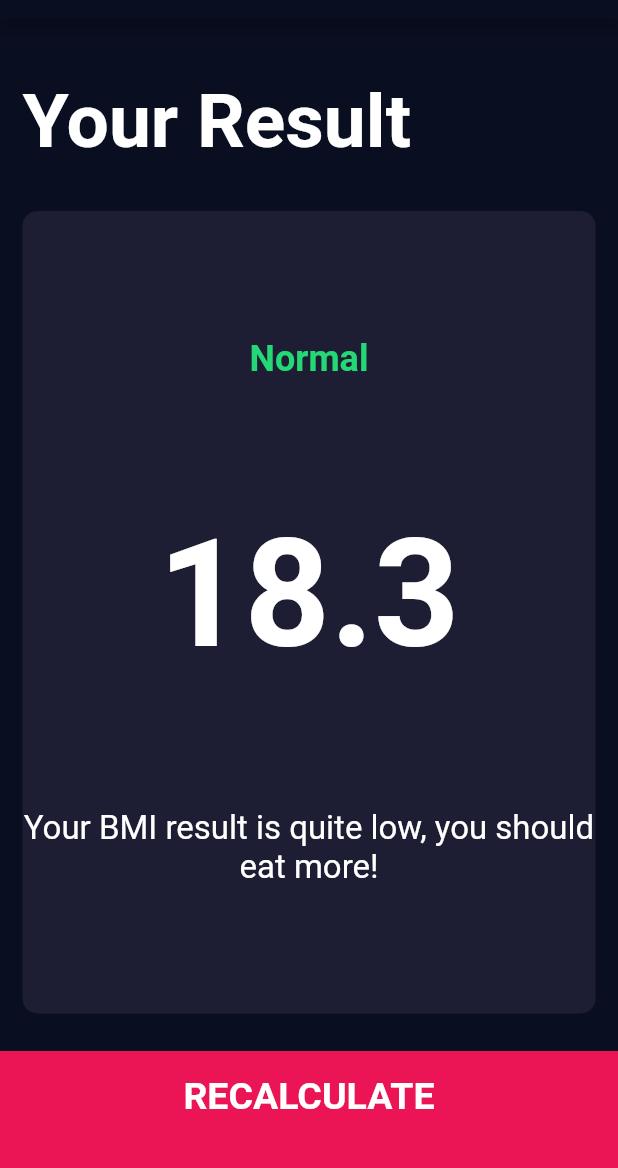
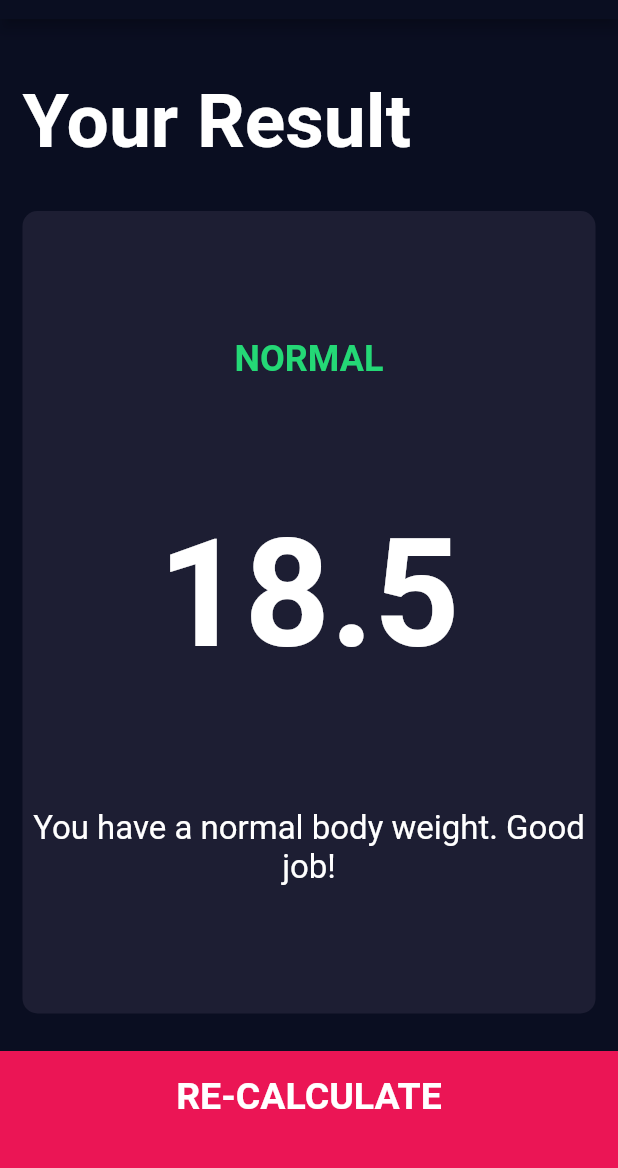
Before and after one commit to littlewind/flutter-dev-bootcamp, a Flutter app: the screen it shows after launch, after a tap on "CALCULATE", on a phone screen of 412 x 824 dp, the part 65-1233 px from its top. Run offline on Flutter 3.47's test engine with Material 2 defaults, Android fonts, the phone set to English and light mode, and no system bars; our stand-ins replace audioplayers, font_awesome_flutter, rflutter_alert.

Commit message:
Calculate BMI

```diff
--- /dev/null
+++ b/bmi_calculator_flutter/lib/calculator_brain.dart
@@ -0,0 +1,34 @@
+import 'dart:math';
+
+class CalculatorBrain {
+  CalculatorBrain({this.height, this.weight});
+
+  int height;
+  int weight;
+  double _bmi;
+
+  String calculateBMI() {
+    _bmi = weight / pow(height / 100, 2);
+    return _bmi.toStringAsFixed(1);
+  }
+
+  String getResult() {
+    if (_bmi >= 25) {
+      return 'Overweight';
+    } else if (_bmi > 18.5) {
+      return 'Normal';
+    } else {
+      return 'Underweight';
+    }
+  }
+
+  String getInterpretation() {
+    if (_bmi >= 25) {
+      return 'You have a higher than normal body weight. Try to exercise more.';
+    } else if (_bmi > 18.5) {
+      return 'You have a normal body weight. Good job!';
+    } else {
+      return 'You have a lower than normal body weight. You can eat a bit more.';
+    }
+  }
+}
--- a/bmi_calculator_flutter/lib/screens/input_page.dart
+++ b/bmi_calculator_flutter/lib/screens/input_page.dart
@@ -2,6 +2,7 @@ import 'package:bmi_calculator_flutter/screens/result_page.dart';
 import 'package:flutter/material.dart';
 import 'package:font_awesome_flutter/font_awesome_flutter.dart';
 
+import '../calculator_brain.dart';
 import '../components/bottom_button.dart';
 import '../constants.dart';
 import '../components/icon_content.dart';
@@ -214,9 +215,15 @@ class _InputPageState extends State<InputPage> {
           BottomButton(
             buttonTitle: 'CALCULATE',
             onTap: () {
+              final calc = CalculatorBrain(height: height, weight: weight);
               Navigator.push(
                 context,
-                MaterialPageRoute(builder: (context) => ResultPage()),
+                MaterialPageRoute(
+                    builder: (context) => ResultPage(
+                          bmiResult: calc.calculateBMI(),
+                          resultText: calc.getResult(),
+                          interpretation: calc.getInterpretation(),
+                        )),
               );
             },
           ),
--- a/bmi_calculator_flutter/lib/screens/result_page.dart
+++ b/bmi_calculator_flutter/lib/screens/result_page.dart
@@ -5,6 +5,16 @@ import '../constants.dart';
 import '../components/reusable_card.dart';
 
 class ResultPage extends StatelessWidget {
+  ResultPage({
+    @required this.bmiResult,
+    @required this.resultText,
+    @required this.interpretation,
+  });
+
+  final String bmiResult;
+  final String resultText;
+  final String interpretation;
+
   @override
   Widget build(BuildContext context) {
     return Scaffold(
@@ -34,15 +44,15 @@ class ResultPage extends StatelessWidget {
                 crossAxisAlignment: CrossAxisAlignment.center,
                 children: <Widget>[
                   Text(
-                    'Normal',
+                    resultText.toUpperCase(),
                     style: kResultTextStyle,
                   ),
                   Text(
-                    '18.3',
+                    bmiResult,
                     style: kBMITextStyle,
                   ),
                   Text(
-                    'Your BMI result is quite low, you should eat more!',
+                    interpretation,
                     style: kBodyTextStyle,
                     textAlign: TextAlign.center,
                   ),
@@ -51,7 +61,7 @@ class ResultPage extends StatelessWidget {
             ),
           ),
           BottomButton(
-            buttonTitle: 'RECALCULATE',
+            buttonTitle: 'RE-CALCULATE',
             onTap: () {
               Navigator.pop(context);
             },
```
Also changed, not shown: bmi_calculator_flutter/pubspec.lock.
